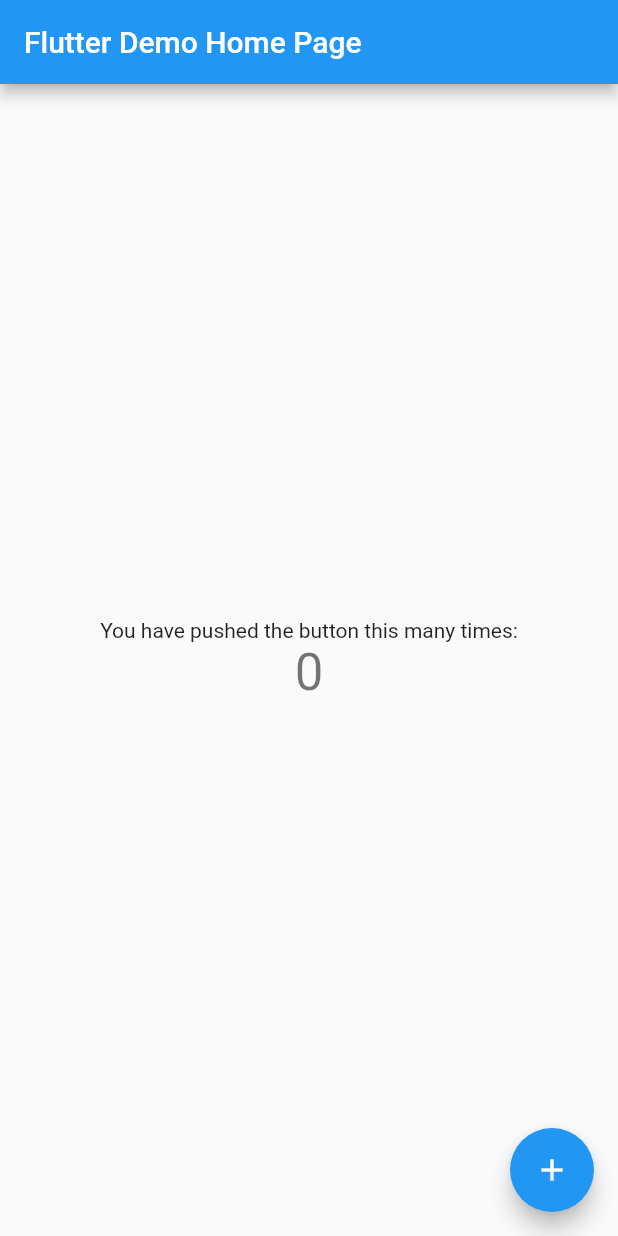
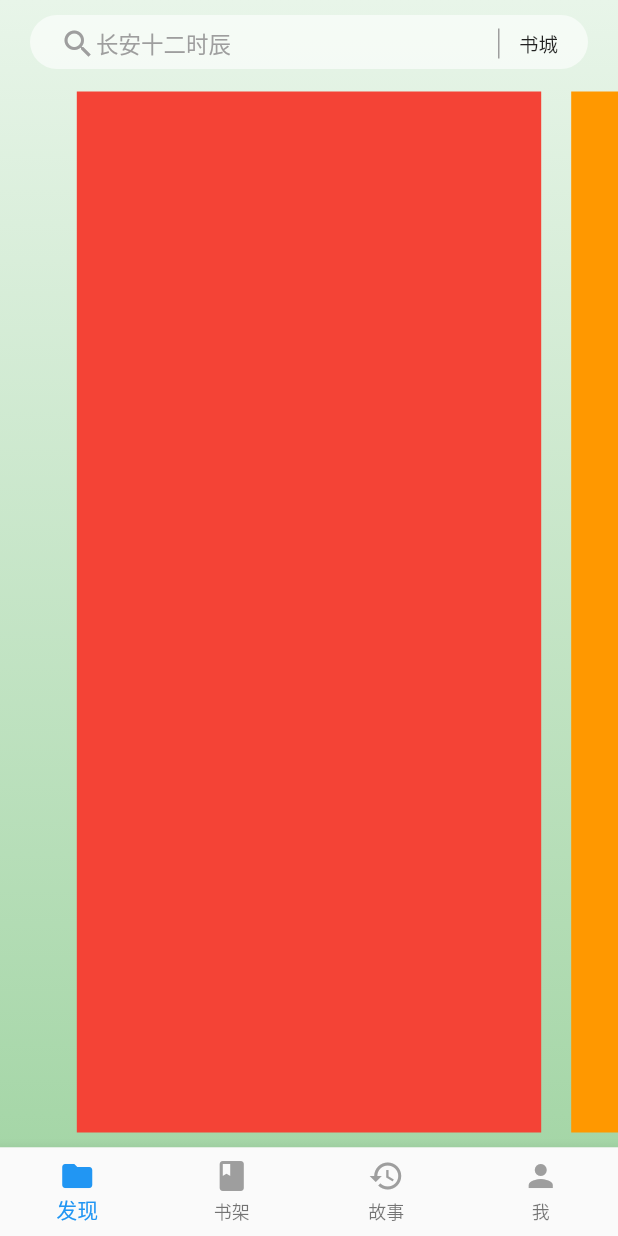
Before and after one commit to chen3441251/flutter_wechat_book, a Flutter app: the screen it shows after launch, on a phone screen of 412 x 824 dp. Run offline on Flutter 3.47's test engine with Material 2 defaults, Android fonts, the phone set to English and light mode, and no system bars.

Commit message:
[1]微信读书完成appbar

```diff
--- /dev/null
+++ b/lib/Contentpage.dart
@@ -0,0 +1,83 @@
+import 'package:flutter/material.dart';
+import 'package:flutter/services.dart';
+import 'package:flutter_wechat_book/CustomAppBar.dart';
+
+class ContentPage extends StatefulWidget {
+  final ValueChanged<int> onPageChanged;
+  final ContentPageController contentPageController;
+
+  const ContentPage({Key key, this.onPageChanged, this.contentPageController})
+      : super(key: key);
+
+  @override
+  _ContentPageState createState() => _ContentPageState();
+}
+
+class _ContentPageState extends State<ContentPage> {
+  final List<Color> _colors = [
+    Colors.red,
+    Colors.orange,
+    Colors.yellow,
+    Colors.green
+  ];
+  PageController _pageController = PageController(viewportFraction: 0.8);
+
+  @override
+  void initState() {
+    //给contentPageController赋值
+    widget.contentPageController._pageController = _pageController;
+    _statusBar();
+    super.initState();
+  }
+
+  @override
+  Widget build(BuildContext context) {
+    return Column(
+      children: <Widget>[
+        //appBar
+        CustomAppBar(),
+        //卡片区域
+        Expanded(
+          child: PageView(
+            children: <Widget>[
+              _getPageViewItem(0),
+              _getPageViewItem(1),
+              _getPageViewItem(2),
+              _getPageViewItem(3),
+            ],
+            controller: _pageController,
+            onPageChanged: widget.onPageChanged,
+          ),
+        )
+      ],
+    );
+  }
+
+  Widget _getPageViewItem(int index) {
+    return Padding(
+      padding: EdgeInsets.all(10),
+      child: Container(
+        decoration: BoxDecoration(color: _colors[index]),
+      ),
+    );
+  }
+  _statusBar(){
+    SystemUiOverlayStyle systemUiOverlayStyle=SystemUiOverlayStyle(
+      systemNavigationBarColor: Color(0xFF000000),
+      systemNavigationBarDividerColor: null,
+      statusBarColor: Colors.transparent,
+      systemNavigationBarIconBrightness: Brightness.light,
+      statusBarIconBrightness: Brightness.dark,
+      statusBarBrightness: Brightness.light,
+    );
+    SystemChrome.setSystemUIOverlayStyle(systemUiOverlayStyle);
+  }
+}
+
+class ContentPageController {
+  PageController _pageController;
+
+  void jumpToPage(int pageIndex) {
+    _pageController?.jumpToPage(pageIndex);
+  }
+}
--- /dev/null
+++ b/lib/CustomAppBar.dart
@@ -0,0 +1,25 @@
+import 'package:flutter/material.dart';
+
+class CustomAppBar extends StatelessWidget {
+  @override
+  Widget build(BuildContext context) {
+    var paddingTop = MediaQuery.of(context).padding.top;
+    return Container(
+      margin: EdgeInsets.fromLTRB(20, paddingTop + 10, 20, 5),
+      padding: EdgeInsets.fromLTRB(20, 7, 20, 5),
+      decoration: BoxDecoration(
+          color: Colors.white60, borderRadius: BorderRadius.circular(19.0)),
+      child: Row(children: <Widget>[
+        Icon(Icons.search,color: Colors.grey,),
+        Expanded(child: Text("长安十二时辰",style: TextStyle(color: Colors.grey,fontSize: 15),)),
+        Container(
+          width: 1,
+          height: 20,
+          decoration: BoxDecoration(color: Colors.grey,),
+          margin: EdgeInsets.only(right: 13),
+        ),
+        Text("书城",style: TextStyle(fontSize: 13),)
+      ],),
+    );
+  }
+}
--- /dev/null
+++ b/lib/TabNavigator.dart
@@ -0,0 +1,68 @@
+import 'package:flutter/material.dart';
+import 'package:flutter_wechat_book/Contentpage.dart';
+
+class TabNavigator extends StatefulWidget {
+  @override
+  _TabNavigatorState createState() => _TabNavigatorState();
+}
+
+class _TabNavigatorState extends State<TabNavigator> {
+  final Color DEFAULT_COLOR = Colors.grey;
+  final Color ACTIVE_COLOR = Colors.blue;
+  int _currentIndex = 0;
+  ContentPageController _contentPageController=ContentPageController();
+  @override
+  Widget build(BuildContext context) {
+    return Scaffold(
+      body: Container(
+        decoration: BoxDecoration(
+            gradient: LinearGradient(
+          colors: [
+            Colors.green[50],
+            Colors.green[200],
+          ],
+          begin: Alignment.topCenter,
+          end: Alignment.bottomCenter,
+        )),
+        child: ContentPage(onPageChanged: (index){
+          setState(() {
+            _currentIndex=index;
+          });
+        },contentPageController:_contentPageController ,),
+      ),
+      bottomNavigationBar: BottomNavigationBar(
+        items: [
+          _itemNavigator("发现", Icons.folder, 0),
+          _itemNavigator("书架", Icons.book, 1),
+          _itemNavigator("故事", Icons.history, 2),
+          _itemNavigator("我", Icons.person, 3),
+        ],
+        type: BottomNavigationBarType.fixed,
+        currentIndex: _currentIndex,
+        onTap: (index) {
+          _contentPageController.jumpToPage(index);
+          setState(() {
+            _currentIndex = index;
+          });
+        },
+      ),
+    );
+  }
+
+  _itemNavigator(String title, IconData icon, int index) {
+    return BottomNavigationBarItem(
+        title: Text(
+          title,
+          style: TextStyle(
+              color: index == _currentIndex ? ACTIVE_COLOR : DEFAULT_COLOR),
+        ),
+        icon: Icon(
+          icon,
+          color: DEFAULT_COLOR,
+        ),
+        activeIcon: Icon(
+          icon,
+          color: ACTIVE_COLOR,
+        ));
+  }
+}
--- a/lib/main.dart
+++ b/lib/main.dart
@@ -1,4 +1,6 @@
 import 'package:flutter/material.dart';
+
+import 'TabNavigator.dart';
 
 void main() => runApp(MyApp());
 
@@ -20,92 +22,7 @@ class MyApp extends StatelessWidget {
         // is not restarted.
         primarySwatch: Colors.blue,
       ),
-      home: MyHomePage(title: 'Flutter Demo Home Page'),
+      home: TabNavigator(),
     );
   }
 }
-
-class MyHomePage extends StatefulWidget {
-  MyHomePage({Key key, this.title}) : super(key: key);
-
-  // This widget is the home page of your application. It is stateful, meaning
-  // that it has a State object (defined below) that contains fields that affect
-  // how it looks.
-
-  // This class is the configuration for the state. It holds the values (in this
-  // case the title) provided by the parent (in this case the App widget) and
-  // used by the build method of the State. Fields in a Widget subclass are
-  // always marked "final".
-
-  final String title;
-
-  @override
-  _MyHomePageState createState() => _MyHomePageState();
-}
-
-class _MyHomePageState extends State<MyHomePage> {
-  int _counter = 0;
-
-  void _incrementCounter() {
-    setState(() {
-      // This call to setState tells the Flutter framework that something has
-      // changed in this State, which causes it to rerun the build method below
-      // so that the display can reflect the updated values. If we changed
-      // _counter without calling setState(), then the build method would not be
-      // called again, and so nothing would appear to happen.
-      _counter++;
-    });
-  }
-
-  @override
-  Widget build(BuildContext context) {
-    // This method is rerun every time setState is called, for instance as done
-    // by the _incrementCounter method above.
-    //
-    // The Flutter framework has been optimized to make rerunning build methods
-    // fast, so that you can just rebuild anything that needs updating rather
-    // than having to individually change instances of widgets.
-    return Scaffold(
-      appBar: AppBar(
-        // Here we take the value from the MyHomePage object that was created by
-        // the App.build method, and use it to set our appbar title.
-        title: Text(widget.title),
-      ),
-      body: Center(
-        // Center is a layout widget. It takes a single child and positions it
-        // in the middle of the parent.
-        child: Column(
-          // Column is also layout widget. It takes a list of children and
-          // arranges them vertically. By default, it sizes itself to fit its
-          // children horizontally, and tries to be as tall as its parent.
-          //
-          // Invoke "debug painting" (press "p" in the console, choose the
-          // "Toggle Debug Paint" action from the Flutter Inspector in Android
-          // Studio, or the "Toggle Debug Paint" command in Visual Studio Code)
-          // to see the wireframe for each widget.
-          //
-          // Column has various properties to control how it sizes itself and
-          // how it positions its children. Here we use mainAxisAlignment to
-          // center the children vertically; the main axis here is the vertical
-          // axis because Columns are vertical (the cross axis would be
-          // horizontal).
-          mainAxisAlignment: MainAxisAlignment.center,
-          children: <Widget>[
-            Text(
-              'You have pushed the button this many times:',
-            ),
-            Text(
-              '$_counter',
-              style: Theme.of(context).textTheme.display1,
-            ),
-          ],
-        ),
-      ),
-      floatingActionButton: FloatingActionButton(
-        onPressed: _incrementCounter,
-        tooltip: 'Increment',
-        child: Icon(Icons.add),
-      ), // This trailing comma makes auto-formatting nicer for build methods.
-    );
-  }
-}
```
